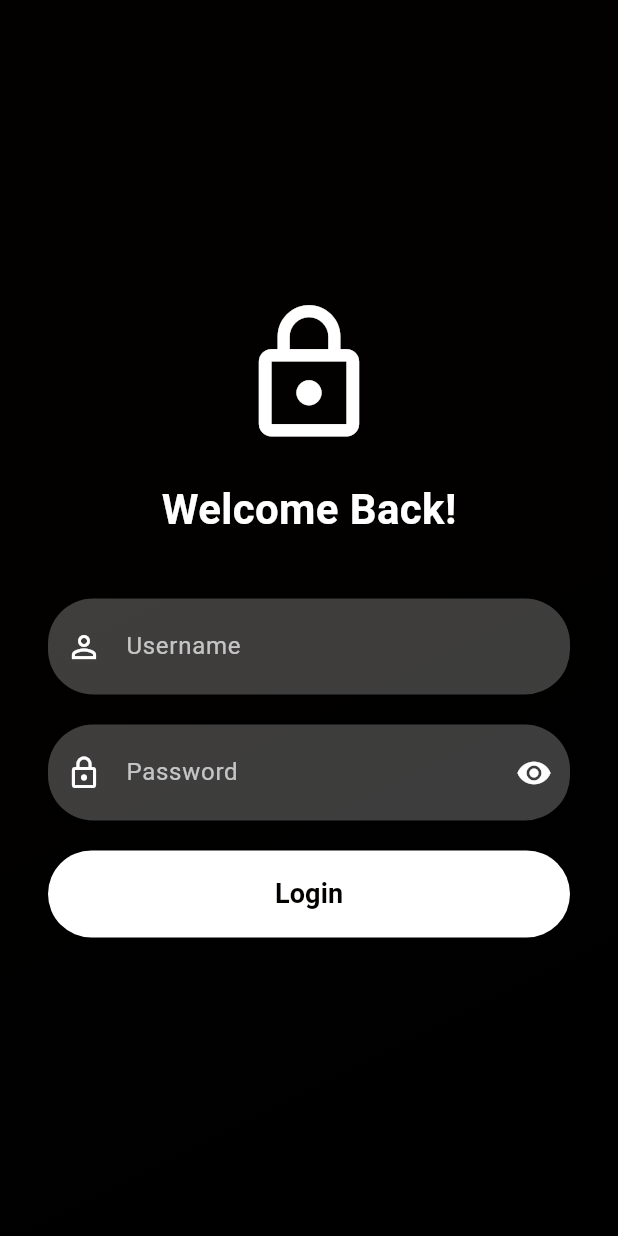
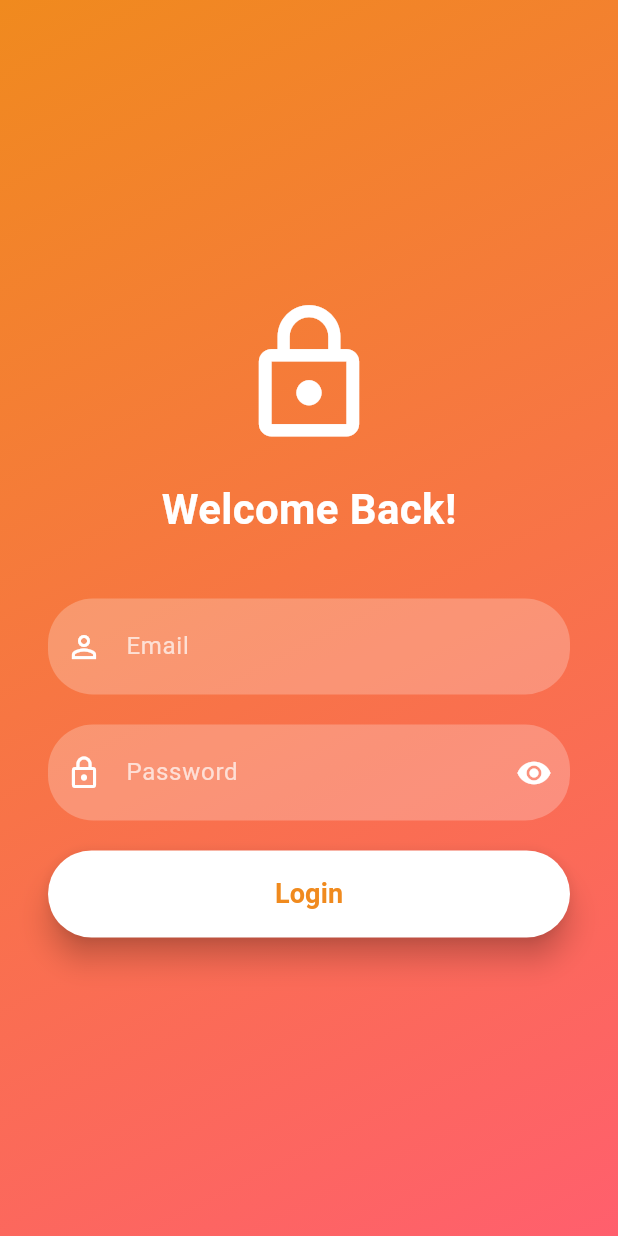
Before and after one commit to 221110040-Sandy/tugas-projek, a Flutter app: the screen it shows after launch, on a phone screen of 412 x 824 dp. Run offline on Flutter 3.47's test engine with Material 3 defaults, Android fonts, the phone set to English and light mode, and no system bars; our stand-ins replace cloud_firestore, firebase_auth, firebase_core, shared_preferences, sqflite; accounts and stored records are empty; network calls fail.

```diff
--- a/lib/components/custom_input_field.dart
+++ b/lib/components/custom_input_field.dart
@@ -58,7 +58,7 @@ class _CustomInputFieldState extends State<CustomInputField> {
               )
             : null,
         filled: true,
-        fillColor: widget.isDarkBackground ? Colors.white24 : Colors.grey[200],
+        fillColor: widget.isDarkBackground ? Colors.white24 : Colors.white,
         border: OutlineInputBorder(
           borderRadius: BorderRadius.circular(30.0),
           borderSide: BorderSide.none,
--- a/lib/screen/login_screen.dart
+++ b/lib/screen/login_screen.dart
@@ -55,7 +55,7 @@ class _LoginScreenState extends State<LoginScreen> {
                 const SizedBox(height: 40.0),
                 CustomInputField(
                   controller: _usernameController,
-                  labelText: 'Username',
+                  labelText: 'Email',
                   icon: Icons.person_outline,
                   isDarkBackground: true,
                 ),
@@ -95,7 +95,7 @@ class _LoginScreenState extends State<LoginScreen> {
         builder: (BuildContext context) {
           return AlertDialog(
             title: const Text('Login Gagal'),
-            content: const Text('Username atau password salah.'),
+            content: const Text('Email atau password salah.'),
             actions: [
               TextButton(
                 child: const Text('OK'),
--- a/lib/screen/profile_screen.dart
+++ b/lib/screen/profile_screen.dart
@@ -66,7 +66,7 @@ class _ProfileScreenState extends State<ProfileScreen> {
                   crossAxisAlignment: CrossAxisAlignment.start,
                   children: [
                     Text(
-                      'Username',
+                      'Email',
                       style: const TextStyle(
                         fontSize: 24,
                         fontWeight: FontWeight.bold,
--- a/lib/screen/user_list_screen.dart
+++ b/lib/screen/user_list_screen.dart
@@ -120,7 +120,7 @@ class UserListScreen extends StatelessWidget {
               TextField(
                 controller: usernameController,
                 decoration: InputDecoration(
-                  labelText: 'Username',
+                  labelText: 'Email',
                   border: OutlineInputBorder(),
                 ),
               ),
--- a/lib/services/auth_services.dart
+++ b/lib/services/auth_services.dart
@@ -9,22 +9,17 @@ class AuthService {
   final CollectionReference usersCollection =
       FirebaseFirestore.instance.collection('users');
 
-  // Fungsi login menggunakan Firebase Authentication
   Future<bool> login(String username, String password) async {
     try {
-      // Login ke Firebase Authentication menggunakan email (konversi username ke email)
       UserCredential userCredential =
           await _firebaseAuth.signInWithEmailAndPassword(
-        email: username, // Sesuaikan ke format email dari username
+        email: username,
         password: password,
       );
-      // Ambil data tambahan dari Firestore
       QuerySnapshot result = await usersCollection
           .where('username', isEqualTo: userCredential.user!.email)
           .limit(1)
           .get();
-      // DocumentSnapshot userData =
-      //     await usersCollection.doc(userCredential.user!.uid).get();
 
       if (result.docs.isNotEmpty) {
         var userData = result.docs.first.data() as Map<String, dynamic>;
@@ -36,8 +31,6 @@ class AuthService {
       print("Login error: $e");
     }
 
-    // Jika login Firebase gagal, cek login melalui SQLite
-
     DatabaseHelper dbHelper = DatabaseHelper();
     String? role = await dbHelper.login(username, password);
     if (role != null) {
@@ -48,7 +41,6 @@ class AuthService {
     return false;
   }
 
-  // Fungsi untuk menyimpan data user ke SharedPreferences
   Future<void> _saveUserToLocal(String username, String role) async {
     SharedPreferences prefs = await SharedPreferences.getInstance();
     await prefs.setString('username', username);
@@ -57,50 +49,42 @@ class AuthService {
 
   // Fungsi logout
   Future<void> logout() async {
-    // Logout dari Firebase Authentication
     await _firebaseAuth.signOut();
 
-    // Hapus data dari SharedPreferences
     SharedPreferences prefs = await SharedPreferences.getInstance();
     await prefs.remove('username');
     await prefs.remove('role');
   }
 
-  // Fungsi untuk memeriksa apakah user sudah login
   Future<bool> isLoggedIn() async {
     SharedPreferences prefs = await SharedPreferences.getInstance();
     String? username = prefs.getString('username');
     return username != null && username.isNotEmpty;
   }
 
-  // Fungsi untuk mendapatkan role user
   Future<String?> getRole() async {
     SharedPreferences prefs = await SharedPreferences.getInstance();
     return prefs.getString('role');
   }
 
-  // Fungsi untuk mengubah password, Firebase Authentication akan menangani hashing-nya
   Future<bool> changePassword(String oldPassword, String newPassword) async {
     SharedPreferences prefs = await SharedPreferences.getInstance();
     String? username = prefs.getString('username');
 
     if (username == null) return false;
 
-    // Verifikasi dengan Firebase Auth
     try {
-      // Re-authenticate user sebelum mengubah password
       User user = _firebaseAuth.currentUser!;
       AuthCredential credential = EmailAuthProvider.credential(
-        email:
-            "$username@example.com", // Konversi username ke email jika diperlukan
+        email: username,
         password: oldPassword,
       );
+      print(1);
       await user.reauthenticateWithCredential(credential);
+      print(2);
 
-      // Ubah password
       await user.updatePassword(newPassword);
 
-      // Update juga di SQLite (jika diimplementasikan)
       DatabaseHelper dbHelper = DatabaseHelper();
       await dbHelper.updateUserPassword(username, newPassword);
 
--- a/lib/theme/colors.dart
+++ b/lib/theme/colors.dart
@@ -1,5 +1,5 @@
 import 'package:flutter/material.dart';
 
-const Color primaryColor = Color.fromARGB(255, 3, 1, 0);
-const Color accentColor = Color.fromARGB(255, 0, 0, 0);
-const Color secondaryColor = Color.fromARGB(255, 0, 0, 0);
+const Color primaryColor = Color.fromARGB(255, 240, 138, 30);
+const Color accentColor = Color(0xFFFF5F6D);
+const Color secondaryColor = Color(0xFFFFC371);
```
Also changed, not shown: lib/services/firestore_services.dart (+22 -2 lines).
